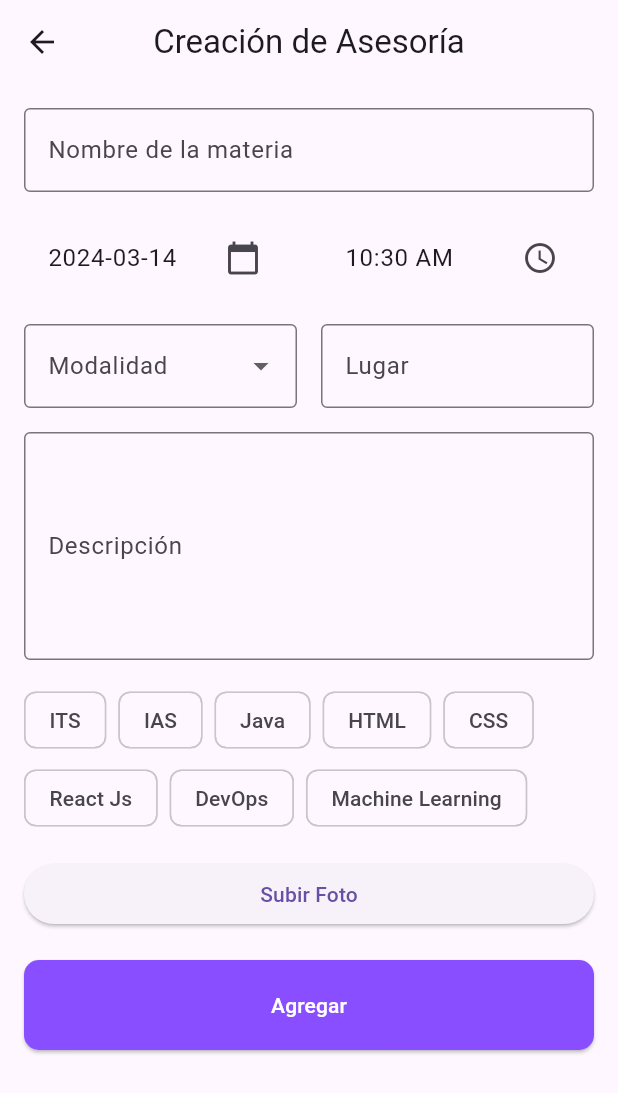
After one commit to StrixS0/StudyBuddy, a Flutter app: the AddAdvisory screen opened directly, on a phone screen of 412 x 824 dp. The commit adds this screen. Shown: the top 1093 px of the screen. Run offline on Flutter 3.47's test engine with Material 3 defaults, Android fonts, the phone set to English and light mode, and no system bars; our stand-ins replace cloud_firestore, firebase_auth, firebase_core, image_picker; accounts and stored records are empty; network calls fail.

Commit message:
agregar asesoria

```diff
--- a/lib/auth_page.dart
+++ b/lib/auth_page.dart
@@ -13,7 +13,7 @@ class AuthPage extends StatelessWidget {
       stream: FirebaseAuth.instance.authStateChanges(),
       builder: (context, snapshot) {
         if (snapshot.hasData) {
-          return HomePage();
+          return const HomePage();
         } else {
           return const LoginScreen();
         }
--- /dev/null
+++ b/lib/pages/Add_Advisory.dart
@@ -0,0 +1,208 @@
+import 'dart:io';
+import 'package:flutter/material.dart';
+import 'package:image_picker/image_picker.dart';
+
+class AddAdvisory extends StatefulWidget {
+  @override
+  _AddAdvisoryState createState() => _AddAdvisoryState();
+}
+
+class _AddAdvisoryState extends State<AddAdvisory> {
+  final GlobalKey<FormState> _formKey = GlobalKey<FormState>();
+  bool isOnline = false;
+  DateTime selectedDate = DateTime.now();
+  TimeOfDay selectedTime = TimeOfDay.now();
+  XFile? image;
+  final ImagePicker _picker = ImagePicker();
+
+  List<String> tags = [
+    'ITS',
+    'IAS',
+    'Java',
+    'HTML',
+    'CSS',
+    'React Js',
+    'DevOps',
+    'Machine Learning',
+  ];
+  List<bool> selectedTags = List.generate(8, (_) => false);
+
+  Future<void> _selectDate(BuildContext context) async {
+    final DateTime? pickedDate = await showDatePicker(
+      context: context,
+      initialDate: selectedDate,
+      firstDate: DateTime.now(),
+      lastDate: DateTime(2101),
+    );
+    if (pickedDate != null && pickedDate != selectedDate) {
+      setState(() {
+        selectedDate = pickedDate;
+      });
+    }
+  }
+
+  Future<void> _selectTime(BuildContext context) async {
+    final TimeOfDay? pickedTime = await showTimePicker(
+      context: context,
+      initialTime: selectedTime,
+    );
+    if (pickedTime != null && pickedTime != selectedTime) {
+      setState(() {
+        selectedTime = pickedTime;
+      });
+    }
+  }
+
+  Future<void> _pickImage() async {
+    final XFile? selectedImage =
+        await _picker.pickImage(source: ImageSource.gallery);
+    setState(() {
+      image = selectedImage;
+    });
+  }
+
+  void onTagSelected(bool selected, int index) {
+    int selectedCount = selectedTags.where((bool val) => val).length;
+    if (selected && selectedCount >= 5) {
+      ScaffoldMessenger.of(context).showSnackBar(
+        SnackBar(
+          content: Text('Solo puedes seleccionar hasta 5 tags.'),
+          duration: Duration(seconds: 2),
+        ),
+      );
+      return;
+    }
+    setState(() {
+      selectedTags[index] = selected;
+    });
+  }
+
+  @override
+  Widget build(BuildContext context) {
+    return Scaffold(
+      appBar: AppBar(
+        title: const Text('Creación de Asesoría'),
+        centerTitle: true,
+      ),
+      body: Form(
+        key: _formKey,
+        child: ListView(
+          padding: const EdgeInsets.all(16.0),
+          children: [
+            TextFormField(
+              decoration: const InputDecoration(
+                labelText: 'Nombre de la materia',
+                border: OutlineInputBorder(),
+              ),
+            ),
+            const SizedBox(height: 16.0),
+            Row(
+              mainAxisAlignment: MainAxisAlignment.spaceAround,
+              children: [
+                Expanded(
+                  child: ListTile(
+                    title: Text("${selectedDate.toLocal()}".split(' ')[0]),
+                    trailing: const Icon(Icons.calendar_today),
+                    onTap: () => _selectDate(context),
+                  ),
+                ),
+                const SizedBox(width: 16.0),
+                Expanded(
+                  child: ListTile(
+                    title: Text(selectedTime.format(context)),
+                    trailing: const Icon(Icons.access_time),
+                    onTap: () => _selectTime(context),
+                  ),
+                ),
+              ],
+            ),
+            const SizedBox(height: 16.0),
+            Row(
+              children: [
+                Expanded(
+                  child: DropdownButtonFormField<String>(
+                    decoration: const InputDecoration(
+                      labelText: 'Modalidad',
+                      border: OutlineInputBorder(),
+                    ),
+                    items: const [
+                      DropdownMenuItem(
+                          value: 'Presencial', child: Text('Presencial')),
+                      DropdownMenuItem(
+                          value: 'En línea', child: Text('En línea')),
+                    ],
+                    onChanged: (String? newValue) {
+                      setState(() {
+                        isOnline = newValue == 'En línea';
+                      });
+                    },
+                  ),
+                ),
+                const SizedBox(width: 16.0),
+                Expanded(
+                  child: TextFormField(
+                    enabled: !isOnline,
+                    decoration: const InputDecoration(
+                      labelText: 'Lugar',
+                      border: OutlineInputBorder(),
+                    ),
+                  ),
+                ),
+              ],
+            ),
+            const SizedBox(height: 16.0),
+            TextFormField(
+              decoration: const InputDecoration(
+                labelText: 'Descripción',
+                border: OutlineInputBorder(),
+              ),
+              maxLines: 5,
+            ),
+            const SizedBox(height: 16.0),
+            Wrap(
+              spacing: 8.0,
+              runSpacing: 4.0,
+              children: List<Widget>.generate(tags.length, (int index) {
+                return ChoiceChip(
+                  label: Text(tags[index]),
+                  selected: selectedTags[index],
+                  onSelected: (bool selected) {
+                    onTagSelected(selected, index);
+                  },
+                );
+              }),
+            ),
+            const SizedBox(height: 16.0),
+            ElevatedButton(
+              onPressed: _pickImage,
+              child: const Text('Subir Foto'),
+            ),
+            if (image != null) ...[
+              const SizedBox(height: 16.0),
+              Image.file(File(image!.path)),
+            ],
+            const SizedBox(height: 20.0),
+            ElevatedButton(
+              onPressed: () {
+                if (_formKey.currentState!.validate()) {
+                  // Acción para agregar los datos del formulario
+                }
+              },
+              style: ElevatedButton.styleFrom(
+                backgroundColor: Color.fromARGB(255, 137, 78, 255),
+                foregroundColor: Colors.white,
+                shape: RoundedRectangleBorder(
+                  borderRadius: BorderRadius.circular(
+                      10), // Redondez de las esquinas del botón
+                ),
+                padding: EdgeInsets.symmetric(
+                    horizontal: 0, vertical: 20), // Espacio interior del botón
+              ),
+              child: const Text('Agregar'),
+            ),
+          ],
+        ),
+      ),
+    );
+  }
+}
--- a/pubspec.yaml
+++ b/pubspec.yaml
@@ -38,6 +38,7 @@ dependencies:
   firebase_core: ^2.24.2
   firebase_auth: ^4.16.0
   cloud_firestore: ^4.14.0
+  image_picker: ^1.0.7
 
 dev_dependencies:
   flutter_test:
```
Also changed, not shown: lib/pages/Home_Screen.dart (added, +115 -0 lines), lib/pages/My_Asesorias.dart (added, +148 -0 lines), lib/pages/Search_Page.dart (added, +35 -0 lines), lib/pages/home_page.dart (+55 -11 lines), lib/pages/login.dart (+5 -3 lines), lib/pages/register.dart (+25 -24 lines), pubspec.lock, 5 other files.
